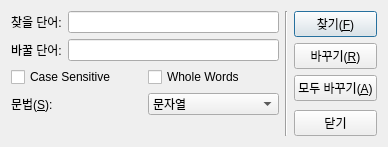
Qt form findReplaceDlg.ui (bluekyu/PyQt-Examples) before a commit.
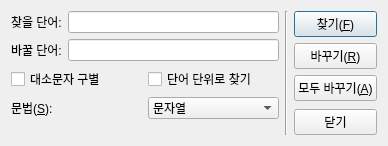
The same form after that commit.

Patch:
```diff
--- a/findReplaceDlg.ui
+++ b/findReplaceDlg.ui
@@ -7,7 +7,7 @@
     <x>0</x>
     <y>0</y>
     <width>388</width>
-    <height>147</height>
+    <height>146</height>
    </rect>
   </property>
   <property name="windowTitle">
@@ -51,14 +51,14 @@
        <item>
         <widget class="QCheckBox" name="caseCheckBox">
          <property name="text">
-          <string>Case Sensitive</string>
+          <string>대소문자 구별</string>
          </property>
         </widget>
        </item>
        <item>
         <widget class="QCheckBox" name="wholeCheckBox">
          <property name="text">
-          <string>Whole Words</string>
+          <string>단어 단위로 찾기</string>
          </property>
          <property name="checked">
           <bool>false</bool>
```
Left out of the diff: 15 changed lines with no effect on the pictures.
